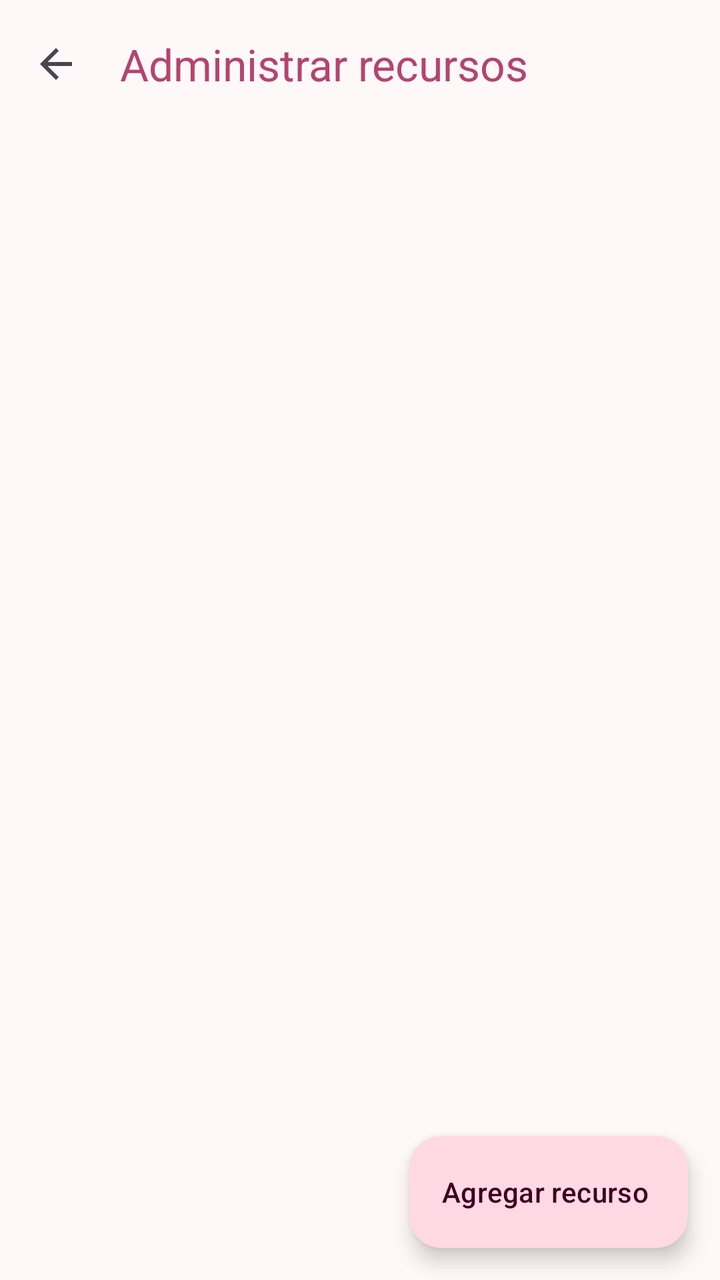
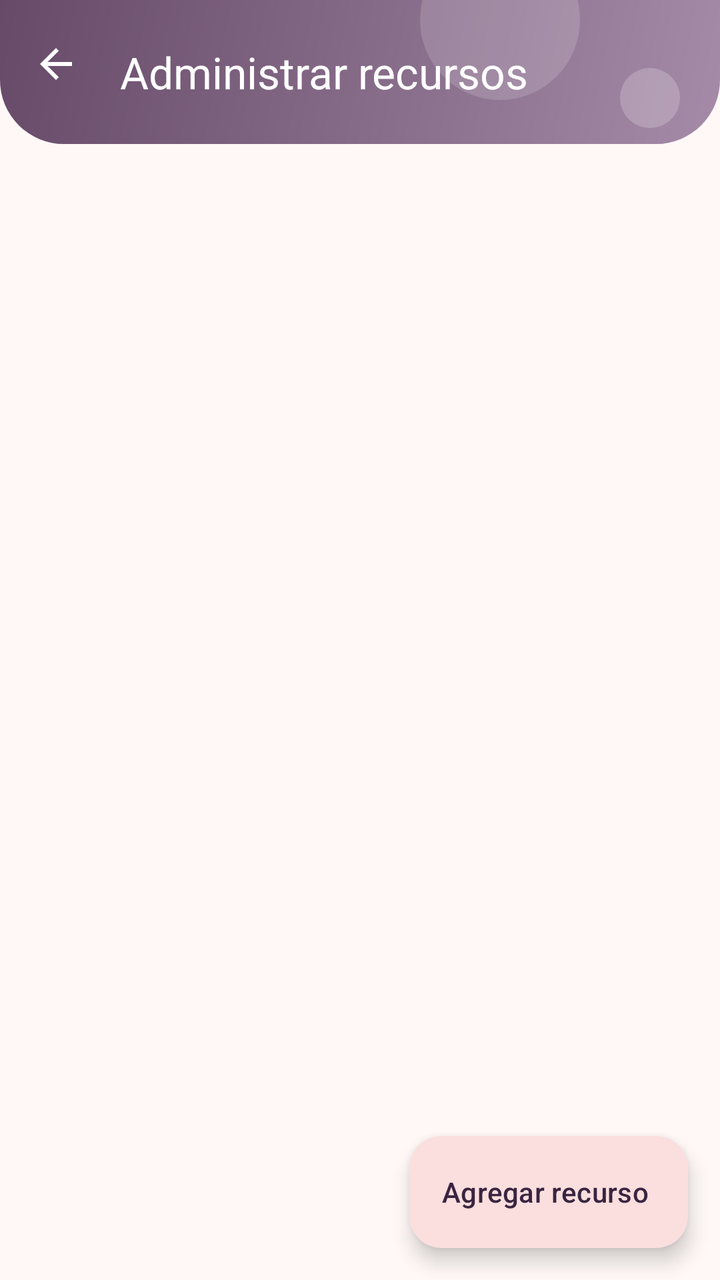

Compare the two renders of this Android layout. The source of the first and the diff that turns it into the second are given below.
<!-- AndroidManifest.xml: application theme Theme.RecursosDeAprendizaje -->
<!-- res/layout/activity_admin.xml -->
<?xml version="1.0" encoding="utf-8"?>
<LinearLayout xmlns:android="http://schemas.android.com/apk/res/android"
    xmlns:app="http://schemas.android.com/apk/res-auto"
    android:id="@+id/main"
    android:layout_width="match_parent"
    android:layout_height="match_parent"
    android:fitsSystemWindows="true"
    android:orientation="vertical">

    <com.google.android.material.appbar.MaterialToolbar
        android:id="@+id/toolbar"
        android:layout_width="match_parent"
        android:layout_height="?attr/actionBarSize"
        app:navigationIcon="?attr/homeAsUpIndicator"
        app:title="@string/menu_administrar"
        app:titleTextColor="?attr/colorPrimary"
        app:subtitleTextColor="?attr/colorSecondary" />

    <FrameLayout
        android:layout_width="match_parent"
        android:layout_height="0dp"
        android:layout_weight="1">

        <androidx.recyclerview.widget.RecyclerView
            android:id="@+id/rvAdmin"
            android:layout_width="match_parent"
            android:layout_height="match_parent"
            android:clipToPadding="false"
            android:paddingBottom="96dp" />

        <com.google.android.material.progressindicator.CircularProgressIndicator
            android:id="@+id/progress"
            android:layout_width="wrap_content"
            android:layout_height="wrap_content"
            android:layout_gravity="center"
            android:indeterminate="true"
            android:visibility="gone" />

        <TextView
            android:id="@+id/tvVacio"
            android:layout_width="wrap_content"
            android:layout_height="wrap_content"
            android:layout_gravity="center"
            android:padding="24dp"
            android:text="@string/admin_vacio"
            android:textAppearance="?attr/textAppearanceBodyLarge"
            android:visibility="gone" />

        <com.google.android.material.floatingactionbutton.ExtendedFloatingActionButton
            android:id="@+id/fabAgregar"
            android:layout_width="wrap_content"
            android:layout_height="wrap_content"
            android:layout_gravity="bottom|end"
            android:layout_margin="16dp"
            android:text="@string/admin_agregar" />
    </FrameLayout>
</LinearLayout>
<!-- resources referenced by this layout -->
<resources>
  <style name="Base.Theme.RecursosDeAprendizaje" parent="Theme.Material3.DayNight.NoActionBar">
          <item name="colorPrimary">@color/rosa</item>
          <item name="colorOnPrimary">@color/white</item>
          <item name="colorPrimaryContainer">@color/rosa_claro</item>
          <item name="colorOnPrimaryContainer">#3E0021</item>
          <item name="colorSecondary">@color/lila</item>
          <item name="colorOnSecondary">@color/white</item>
          <item name="colorSecondaryContainer">@color/lila_claro</item>
          <item name="colorOnSecondaryContainer">#2A0A4A</item>
          <item name="android:colorBackground">@color/rosa_fondo</item>
          <item name="colorSurface">@color/rosa_fondo</item>
          <item name="colorSurfaceContainerLow">@color/rosa_superficie</item>
          <item name="colorSurfaceContainer">@color/rosa_superficie</item>
          <item name="colorSurfaceContainerHigh">@color/rosa_claro</item>
          <item name="shapeAppearanceSmallComponent">@style/ShapeAppearance.App.Small</item>
          <item name="shapeAppearanceMediumComponent">@style/ShapeAppearance.App.Medium</item>
          <item name="shapeAppearanceLargeComponent">@style/ShapeAppearance.App.Large</item>
      </style>
  <color name="rosa">#B5446E</color>
  <color name="rosa_claro">#FFD9E3</color>
  <color name="lila">#7E5A9B</color>
  <color name="lila_claro">#EBDDFF</color>
  <color name="rosa_fondo">#FFF8F9</color>
  <color name="rosa_superficie">#FDECF0</color>
  <style name="ShapeAppearance.App.Small" parent="ShapeAppearance.Material3.SmallComponent">
          <item name="cornerFamily">rounded</item>
          <item name="cornerSize">16dp</item>
      </style>
  <style name="ShapeAppearance.App.Medium" parent="ShapeAppearance.Material3.MediumComponent">
          <item name="cornerFamily">rounded</item>
          <item name="cornerSize">24dp</item>
      </style>
  <style name="ShapeAppearance.App.Large" parent="ShapeAppearance.Material3.LargeComponent">
          <item name="cornerFamily">rounded</item>
          <item name="cornerSize">28dp</item>
      </style>
  <!-- unchanged entries left out for length: 5 -->
</resources>

<!-- the commit's change to res/layout/activity_admin.xml (unified diff, before → after) -->
@@ -8,13 +8,15 @@
     android:orientation="vertical">
 
     <com.google.android.material.appbar.MaterialToolbar
+        android:background="@drawable/bg_toolbar"
+        android:theme="@style/ThemeOverlay.App.Toolbar"
+        app:titleTextColor="@color/white"
+        app:subtitleTextColor="@color/white"
         android:id="@+id/toolbar"
         android:layout_width="match_parent"
-        android:layout_height="?attr/actionBarSize"
+        android:layout_height="72dp"
         app:navigationIcon="?attr/homeAsUpIndicator"
-        app:title="@string/menu_administrar"
-        app:titleTextColor="?attr/colorPrimary"
-        app:subtitleTextColor="?attr/colorSecondary" />
+        app:title="@string/menu_administrar" />
 
     <FrameLayout
         android:layout_width="match_parent"
<!-- resource entries referenced after the edit -->
@@ -1,40 +1,104 @@
 <!-- resources referenced by this layout -->
 <resources>
+  <!-- drawable bg_toolbar (drawable) -->
+  <?xml version="1.0" encoding="utf-8"?>
+  <layer-list xmlns:android="http://schemas.android.com/apk/res/android">
+      <item>
+          <shape android:shape="rectangle">
+              <gradient
+                  android:angle="135"
+                  android:endColor="@color/degradado_fin"
+                  android:startColor="@color/degradado_inicio" />
+              <corners
+                  android:bottomLeftRadius="32dp"
+                  android:bottomRightRadius="32dp" />
+          </shape>
+      </item>
+      <item
+          android:width="80dp"
+          android:height="80dp"
+          android:gravity="top|end"
+          android:right="70dp"
+          android:top="-30dp">
+          <shape android:shape="oval">
+              <solid android:color="#26FFFFFF" />
+          </shape>
+      </item>
+      <item
+          android:width="30dp"
+          android:height="30dp"
+          android:bottom="8dp"
+          android:gravity="bottom|end"
+          android:right="20dp">
+          <shape android:shape="oval">
+              <solid android:color="#33FFFFFF" />
+          </shape>
+      </item>
+  </layer-list>
+  <style name="ThemeOverlay.App.Toolbar" parent="">
+          <item name="colorControlNormal">@color/white</item>
+      </style>
+  <color name="degradado_fin">#664A68</color>
+  <color name="degradado_inicio">#A58BA8</color>
   <style name="Base.Theme.RecursosDeAprendizaje" parent="Theme.Material3.DayNight.NoActionBar">
-          <item name="colorPrimary">@color/rosa</item>
+          <item name="colorPrimary">@color/morado_oscuro</item>
           <item name="colorOnPrimary">@color/white</item>
-          <item name="colorPrimaryContainer">@color/rosa_claro</item>
-          <item name="colorOnPrimaryContainer">#3E0021</item>
-          <item name="colorSecondary">@color/lila</item>
+          <item name="colorPrimaryContainer">@color/rosa_pastel</item>
+          <item name="colorOnPrimaryContainer">#3A2540</item>
+          <item name="colorSecondary">@color/teal_oscuro</item>
           <item name="colorOnSecondary">@color/white</item>
-          <item name="colorSecondaryContainer">@color/lila_claro</item>
-          <item name="colorOnSecondaryContainer">#2A0A4A</item>
-          <item name="android:colorBackground">@color/rosa_fondo</item>
-          <item name="colorSurface">@color/rosa_fondo</item>
-          <item name="colorSurfaceContainerLow">@color/rosa_superficie</item>
-          <item name="colorSurfaceContainer">@color/rosa_superficie</item>
-          <item name="colorSurfaceContainerHigh">@color/rosa_claro</item>
+          <item name="colorSecondaryContainer">@color/teal_pastel</item>
+          <item name="colorOnSecondaryContainer">#1E4642</item>
+          <item name="colorTertiaryContainer">@color/rosa_medio</item>
+          <item name="android:colorBackground">@color/fondo_crema</item>
+          <item name="colorSurface">@color/fondo_crema</item>
+          <item name="colorOnSurface">@color/texto_ciruela</item>
+          <item name="colorOnBackground">@color/texto_ciruela</item>
+          <item name="colorSurfaceContainerLow">@color/white</item>
+          <item name="colorSurfaceContainer">@color/superficie_rosa</item>
+          <item name="colorSurfaceContainerHigh">@color/rosa_pastel</item>
           <item name="shapeAppearanceSmallComponent">@style/ShapeAppearance.App.Small</item>
           <item name="shapeAppearanceMediumComponent">@style/ShapeAppearance.App.Medium</item>
           <item name="shapeAppearanceLargeComponent">@style/ShapeAppearance.App.Large</item>
+          <item name="materialButtonStyle">@style/Widget.App.Button</item>
+          <item name="textInputStyle">@style/Widget.App.TextInput</item>
       </style>
-  <color name="rosa">#B5446E</color>
-  <color name="rosa_claro">#FFD9E3</color>
-  <color name="lila">#7E5A9B</color>
-  <color name="lila_claro">#EBDDFF</color>
-  <color name="rosa_fondo">#FFF8F9</color>
-  <color name="rosa_superficie">#FDECF0</color>
+  <color name="morado_oscuro">#664A68</color>
+  <color name="rosa_pastel">#FADFDE</color>
+  <color name="teal_oscuro">#6BA39A</color>
+  <color name="teal_pastel">#BDE2DD</color>
+  <color name="rosa_medio">#F3B7B5</color>
+  <color name="fondo_crema">#FFF8F7</color>
+  <color name="texto_ciruela">#3D2B40</color>
+  <color name="superficie_rosa">#FDEDEC</color>
   <style name="ShapeAppearance.App.Small" parent="ShapeAppearance.Material3.SmallComponent">
           <item name="cornerFamily">rounded</item>
-          <item name="cornerSize">16dp</item>
+          <item name="cornerSize">20dp</item>
       </style>
   <style name="ShapeAppearance.App.Medium" parent="ShapeAppearance.Material3.MediumComponent">
           <item name="cornerFamily">rounded</item>
-          <item name="cornerSize">24dp</item>
+          <item name="cornerSize">28dp</item>
       </style>
   <style name="ShapeAppearance.App.Large" parent="ShapeAppearance.Material3.LargeComponent">
           <item name="cornerFamily">rounded</item>
-          <item name="cornerSize">28dp</item>
+          <item name="cornerSize">32dp</item>
+      </style>
+  <style name="Widget.App.Button" parent="Widget.Material3.Button">
+          <item name="cornerRadius">40dp</item>
+          <item name="android:minHeight">52dp</item>
+          <item name="android:insetTop">0dp</item>
+          <item name="android:insetBottom">0dp</item>
+          <item name="android:textAllCaps">false</item>
+          <item name="android:textSize">16sp</item>
+          <item name="android:fontFamily">sans-serif-medium</item>
+          <item name="strokeColor">?attr/colorPrimaryContainer</item>
+          <item name="strokeWidth">3dp</item>
+      </style>
+  <style name="Widget.App.TextInput" parent="Widget.Material3.TextInputLayout.OutlinedBox">
+          <item name="boxCornerRadiusTopStart">28dp</item>
+          <item name="boxCornerRadiusTopEnd">28dp</item>
+          <item name="boxCornerRadiusBottomStart">28dp</item>
+          <item name="boxCornerRadiusBottomEnd">28dp</item>
       </style>
   <!-- unchanged entries left out for length: 5 -->
 </resources>
